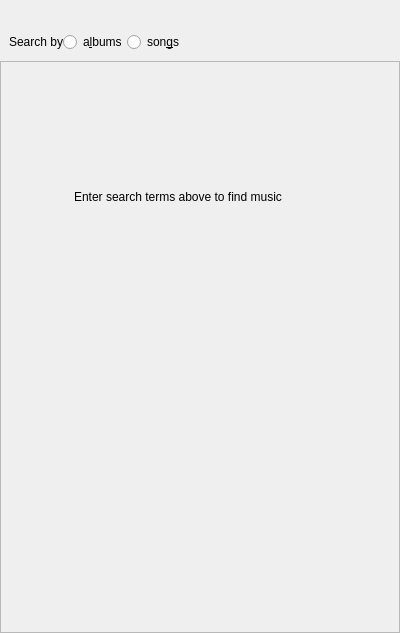
strawberrymusicplayer/strawberry, file src/tidal/tidalsearchview.ui: the form before one commit.
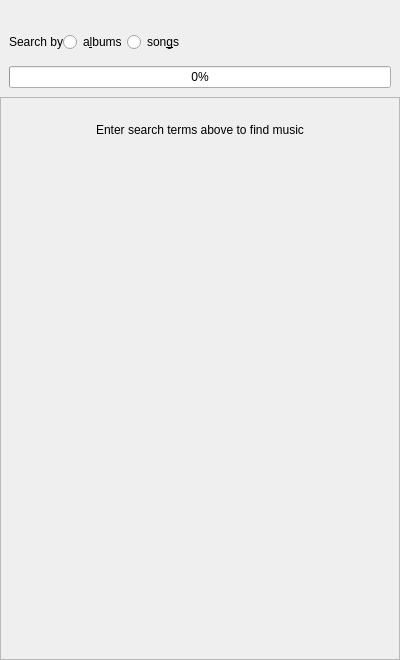
The form after the commit. Custom widgets are drawn as their Qt base class.

```diff
--- a/src/tidal/tidalsearchview.ui
+++ b/src/tidal/tidalsearchview.ui
@@ -7,7 +7,7 @@
     <x>0</x>
     <y>0</y>
     <width>400</width>
-    <height>633</height>
+    <height>660</height>
    </rect>
   </property>
   <layout class="QVBoxLayout" name="verticalLayout">
@@ -33,7 +33,7 @@
        <number>0</number>
       </property>
       <item>
-       <layout class="QVBoxLayout" name="layout_top" stretch="0,0">
+       <layout class="QVBoxLayout" name="layout_top" stretch="0,0,0">
         <item>
          <layout class="QHBoxLayout" name="layout_search">
           <item>
@@ -108,6 +108,27 @@
           </item>
          </layout>
         </item>
+        <item>
+         <layout class="QVBoxLayout" name="layout_progress">
+          <item>
+           <widget class="QLabel" name="label_status">
+            <property name="text">
+             <string/>
+            </property>
+            <property name="wordWrap">
+             <bool>true</bool>
+            </property>
+           </widget>
+          </item>
+          <item>
+           <widget class="QProgressBar" name="progressbar">
+            <property name="value">
+             <number>0</number>
+            </property>
+           </widget>
+          </item>
+         </layout>
+        </item>
        </layout>
       </item>
      </layout>
@@ -187,18 +208,12 @@
             <x>0</x>
             <y>0</y>
             <width>398</width>
-            <height>533</height>
+            <height>502</height>
            </rect>
           </property>
+          <layout class="QVBoxLayout" name="verticalLayout_5">
+           <item>
           <widget class="QWidget" name="widget" native="true">
-           <property name="geometry">
-            <rect>
-             <x>9</x>
-             <y>109</y>
-             <width>336</width>
-             <height>100</height>
-            </rect>
-           </property>
            <layout class="QVBoxLayout" name="verticalLayout_4">
             <property name="leftMargin">
              <number>32</number>
@@ -225,8 +240,23 @@
               </property>
              </widget>
             </item>
-           </layout>
-          </widget>
+              <item>
+               <spacer name="spacer_helptext">
+                <property name="orientation">
+                 <enum>Qt::Vertical</enum>
+                </property>
+                <property name="sizeHint" stdset="0">
+                 <size>
+                  <width>20</width>
+                  <height>40</height>
+                 </size>
+                </property>
+               </spacer>
+              </item>
+             </layout>
+            </widget>
+           </item>
+          </layout>
          </widget>
         </widget>
        </item>
```
Lines whose indentation alone changed are shown as unchanged.
